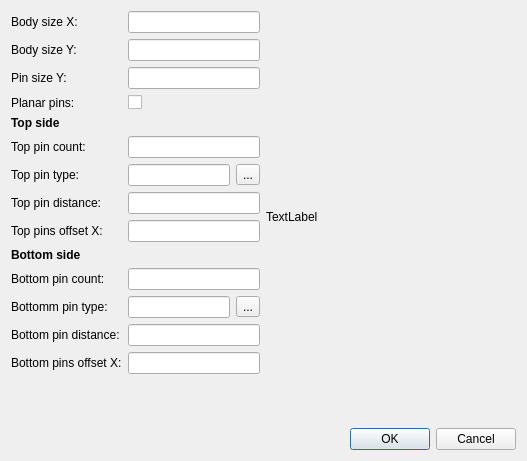
First picture: the form in src/master/SdDMasterPartDoubleSide.ui, repository usiksan/SaliCAD, before the edit.
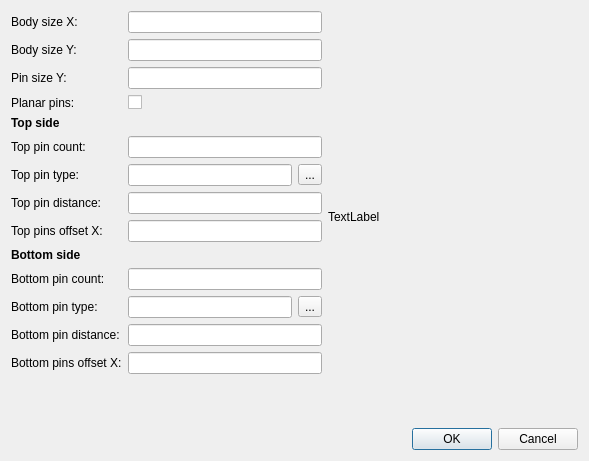
Second picture: the form after the edit.

The edit to the form file:
```diff
--- a/src/master/SdDMasterPartDoubleSide.ui
+++ b/src/master/SdDMasterPartDoubleSide.ui
@@ -6,7 +6,7 @@
    <rect>
     <x>0</x>
     <y>0</y>
-    <width>527</width>
+    <width>589</width>
     <height>461</height>
    </rect>
   </property>
@@ -152,7 +152,7 @@
        <item row="11" column="0">
         <widget class="QLabel" name="label_11">
          <property name="text">
-          <string>Bottomm pin type:</string>
+          <string>Bottom pin type:</string>
          </property>
         </widget>
        </item>
```
Left out of the diff: 5 changed lines with no effect on the pictures.
